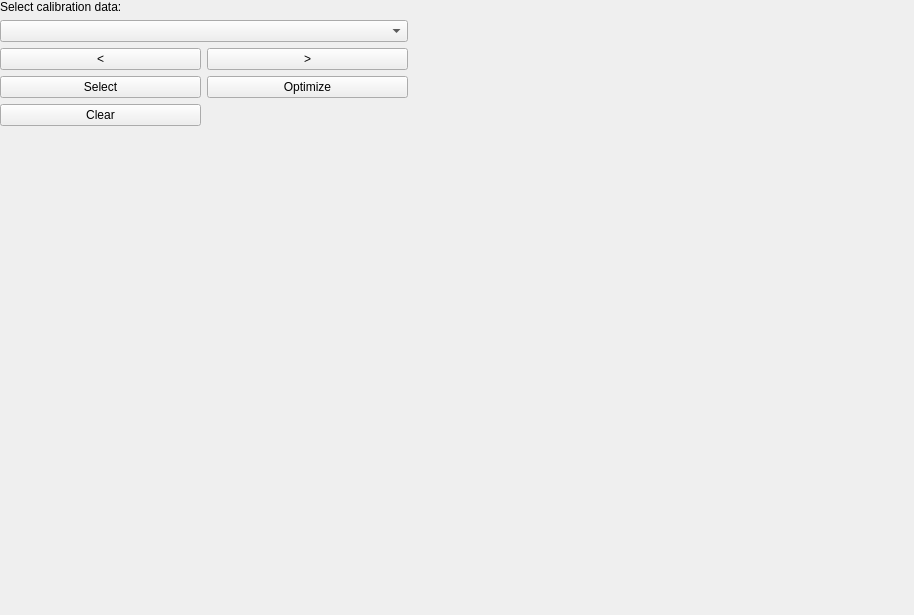
Old version of the form bmicro/gui/extraction/extraction_view.ui in the repository BrillouinMicroscopy/BMicro.
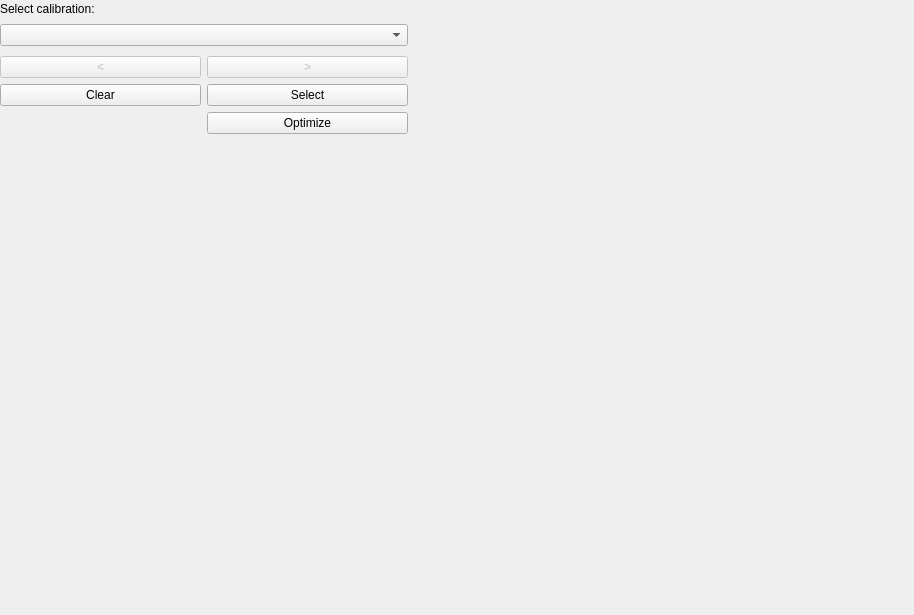
New version of the form.

Diff of the .ui file:
```diff
--- a/bmicro/gui/extraction/extraction_view.ui
+++ b/bmicro/gui/extraction/extraction_view.ui
@@ -41,7 +41,7 @@
          <property name="minimumSize">
           <size>
            <width>400</width>
-           <height>0</height>
+           <height>50</height>
           </size>
          </property>
          <property name="maximumSize">
@@ -65,8 +65,14 @@
           </property>
           <item>
            <widget class="QLabel" name="label">
+            <property name="sizePolicy">
+             <sizepolicy hsizetype="Expanding" vsizetype="Fixed">
+              <horstretch>0</horstretch>
+              <verstretch>0</verstretch>
+             </sizepolicy>
+            </property>
             <property name="text">
-             <string>Select calibration data:</string>
+             <string>Select calibration:</string>
             </property>
            </widget>
           </item>
@@ -76,6 +82,30 @@
          </layout>
         </widget>
        </item>
+       <item>
+        <layout class="QHBoxLayout" name="horizontalLayout_3">
+         <item>
+          <widget class="QPushButton" name="button_prev_frame">
+           <property name="enabled">
+            <bool>false</bool>
+           </property>
+           <property name="text">
+            <string>&lt;</string>
+           </property>
+          </widget>
+         </item>
+         <item>
+          <widget class="QPushButton" name="button_next_frame">
+           <property name="enabled">
+            <bool>false</bool>
+           </property>
+           <property name="text">
+            <string>&gt;</string>
+           </property>
+          </widget>
+         </item>
+        </layout>
+       </item>
        <item>
         <widget class="QWidget" name="widget_3" native="true">
          <property name="sizePolicy">
@@ -122,7 +152,7 @@
             </property>
            </widget>
           </item>
-          <item row="1" column="0">
+          <item row="0" column="1">
            <widget class="QPushButton" name="button_select_done">
             <property name="minimumSize">
              <size>
@@ -135,7 +165,7 @@
             </property>
            </widget>
           </item>
-          <item row="2" column="0">
+          <item row="0" column="0">
            <widget class="QPushButton" name="button_clear">
             <property name="minimumSize">
              <size>
@@ -148,20 +178,6 @@
             </property>
            </widget>
           </item>
-          <item row="0" column="0">
-           <widget class="QPushButton" name="button_prev_frame">
-            <property name="text">
-             <string>&lt;</string>
-            </property>
-           </widget>
-          </item>
-          <item row="0" column="1">
-           <widget class="QPushButton" name="button_next_frame">
-            <property name="text">
-             <string>&gt;</string>
-            </property>
-           </widget>
-          </item>
          </layout>
         </widget>
        </item>
@@ -183,18 +199,13 @@
     </layout>
    </item>
    <item>
-    <widget class="QWidget" name="widget_4" native="true">
+    <widget class="QWidget" name="image_widget" native="true">
      <property name="minimumSize">
       <size>
        <width>500</width>
        <height>500</height>
       </size>
      </property>
-     <layout class="QVBoxLayout" name="verticalLayout_3">
-      <item>
-       <widget class="QWidget" name="image_widget" native="true"/>
-      </item>
-     </layout>
     </widget>
    </item>
   </layout>
```
